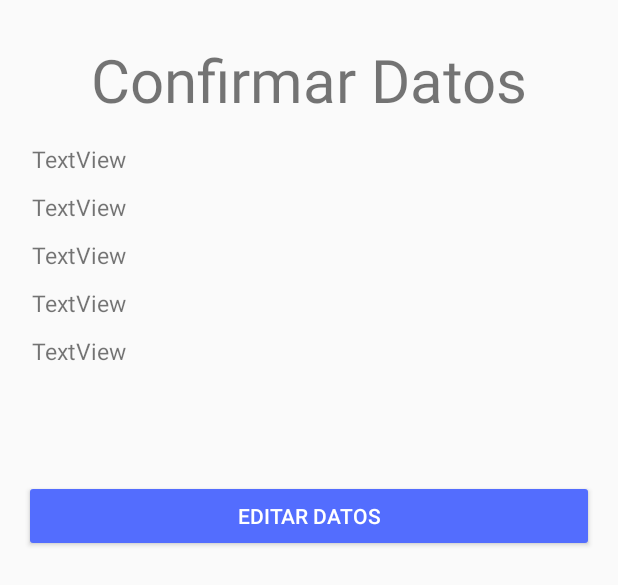
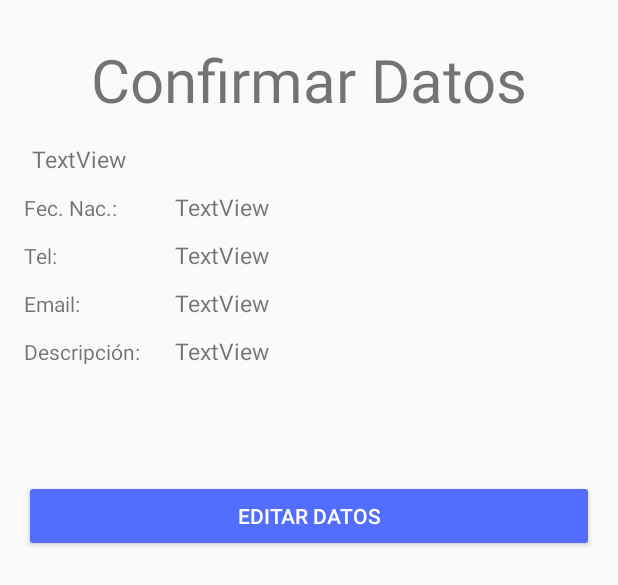
Before and after one commit to MiguelRodriguezU/Contacto, an Android app: the layout activity_detalle.xml on its own in the app's theme, with its tools: preview values and no code run, on a phone screen of 412 x 824 dp. Shown: the top 585 px of the screen. Run offline under Robolectric (Android 15) with nearby library versions, the phone set to English and light mode, and no system bars.

Commit message:
Flujo Main y detalle

```diff
--- a/app/src/main/res/layout/activity_detalle.xml
+++ b/app/src/main/res/layout/activity_detalle.xml
@@ -22,34 +22,89 @@
         style="@style/text_item_detalle"
         android:text="TextView" />
 
+    <LinearLayout
+        android:layout_width="match_parent"
+        android:layout_height="wrap_content"
+        android:orientation="horizontal">
+
+        <TextView
+            android:layout_width="match_parent"
+            android:layout_height="wrap_content"
+            android:text="@string/txt_fec_nacimiento"
+            android:layout_weight="3"/>
+
         <TextView
             android:id="@+id/tv_contacto_fec_nacimiento"
             android:layout_width="match_parent"
             android:layout_height="wrap_content"
+            android:layout_weight="1"
             style="@style/text_item_detalle"
             android:text="TextView" />
+
+    </LinearLayout>
+
+    <LinearLayout
+        android:layout_width="match_parent"
+        android:layout_height="wrap_content"
+        android:orientation="horizontal">
+
+        <TextView
+            android:layout_width="match_parent"
+            android:layout_height="wrap_content"
+            android:text="@string/txt_tel"
+            android:layout_weight="3"/>
 
         <TextView
             android:id="@+id/tv_contacto_telefono"
             android:layout_width="match_parent"
             android:layout_height="wrap_content"
+            android:layout_weight="1"
             style="@style/text_item_detalle"
             android:text="TextView" />
+
+    </LinearLayout>
+
+    <LinearLayout
+        android:layout_width="match_parent"
+        android:layout_height="wrap_content"
+        android:orientation="horizontal">
+
+        <TextView
+            android:layout_width="match_parent"
+            android:layout_height="wrap_content"
+            android:text="@string/txt_email"
+            android:layout_weight="3"/>
 
         <TextView
             android:id="@+id/tv_contacto_email"
             android:layout_width="match_parent"
             android:layout_height="wrap_content"
+            android:layout_weight="1"
             style="@style/text_item_detalle"
             android:text="TextView" />
+
+    </LinearLayout>
+
+    <LinearLayout
+        android:layout_width="match_parent"
+        android:layout_height="wrap_content"
+        android:orientation="horizontal">
+
+        <TextView
+            android:layout_width="match_parent"
+            android:layout_height="wrap_content"
+            android:text="@string/txt_descripcion"
+            android:layout_weight="3"/>
 
         <TextView
             android:id="@+id/tv_contacto_descripcion"
             android:layout_width="match_parent"
             android:layout_height="wrap_content"
+            android:layout_weight="1"
             style="@style/text_item_detalle"
             android:text="TextView" />
 
+    </LinearLayout>
 
     <Button
         android:text="@string/btn_editar"
--- a/app/src/main/res/layout/activity_main.xml
+++ b/app/src/main/res/layout/activity_main.xml
@@ -40,6 +40,9 @@
             <DatePicker
                 android:id="@+id/dtp_contacto_fecnac"
                 android:layout_width="match_parent"
+                android:datePickerMode="spinner"
+                android:calendarViewShown="false"
+                android:spinnersShown="true"
                 android:layout_height="wrap_content"/>
 
             <android.support.design.widget.TextInputLayout
--- a/app/src/main/res/values/strings.xml
+++ b/app/src/main/res/values/strings.xml
@@ -1,7 +1,7 @@
 <resources>
     <string name="app_name">Contacto</string>
     <string name="tv_contacto_confirmar">Confirmar Datos</string>
-    <string name="txt_fec_nacimiento">Fecha de Nacimiento: </string>
+    <string name="txt_fec_nacimiento">Fec. Nac.: </string>
     <string name="txt_tel">Tel: </string>
     <string name="txt_email">Email: </string>
     <string name="txt_descripcion">Descripción: </string>
```
Also changed, not shown: app/src/main/java/dev/mrodriguezul/contacto/DetalleActivity.java (+13 -14 lines), app/src/main/java/dev/mrodriguezul/contacto/MainActivity.java (+30 -4 lines). Lines whose indentation alone changed are shown as unchanged.
